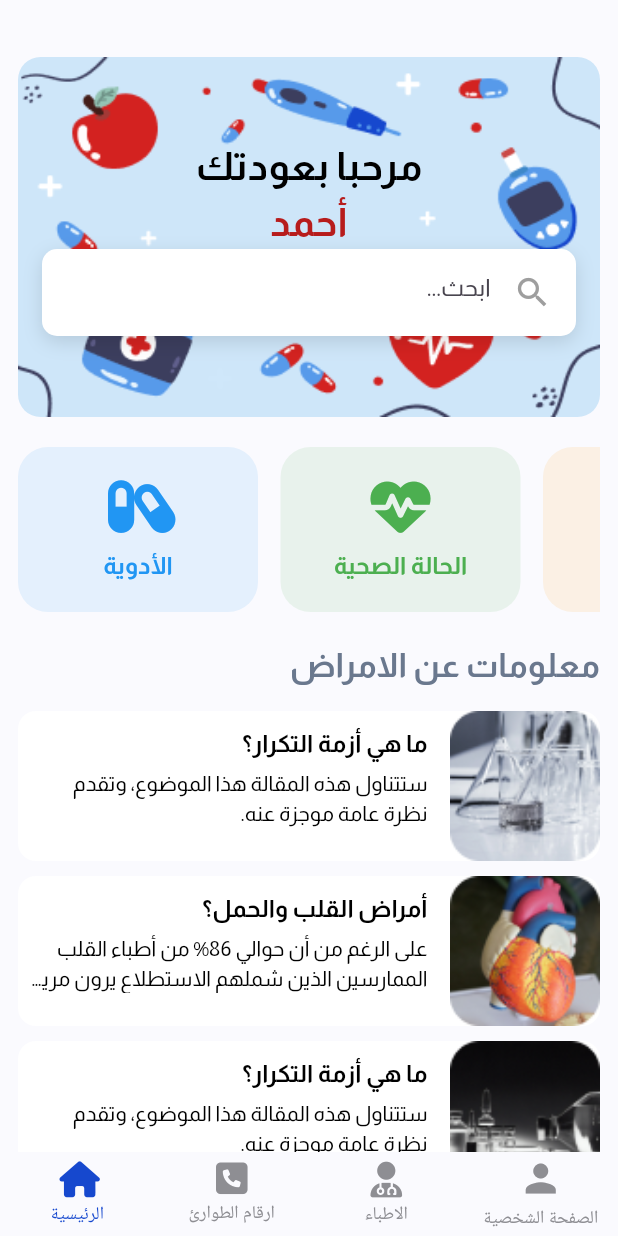
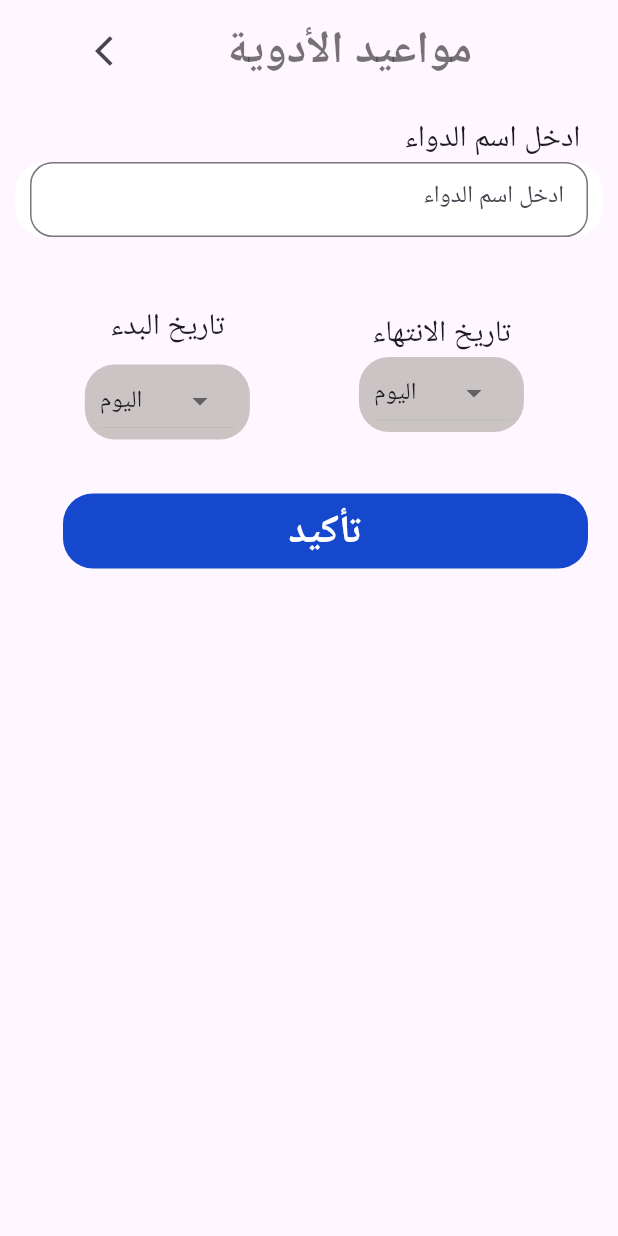
Before and after one commit to ahmedas3d/Elderly-Care-App, a Flutter app: the screen it shows after launch, after a tap on "الأدوية", on a phone screen of 412 x 824 dp. Run offline on Flutter 3.47's test engine with Material 3 defaults, Android fonts, the phone set to English and light mode, and no system bars; drawn by our look-alikes of persistent_bottom_nav_bar_v2; our stand-ins replace flutter_svg, font_awesome_flutter; Roboto replaces fonts that are missing (Cairo, cairo).

```diff
--- a/lib/HomePage/screens/home_page.dart
+++ b/lib/HomePage/screens/home_page.dart
@@ -5,6 +5,7 @@ import 'package:care_app/core/utils/colors.dart';
 import 'package:flutter/material.dart';
 import 'package:font_awesome_flutter/font_awesome_flutter.dart';
 
+import '../../TimeforMedicine/Time for Medicine.dart';
 import '../../carestate/screens/carestate.dart';
 
 class HomePage extends StatelessWidget {
@@ -62,7 +63,12 @@ class HomePage extends StatelessWidget {
                     title: 'الأدوية',
                     icon: FontAwesomeIcons.capsules,
                     color: Colors.blue,
-                    onTap: () {},
+                    onTap: () {
+                      Navigator.push(context,
+                          MaterialPageRoute(builder: (context) {
+                        return const MedicationScheduler();
+                      }));
+                    },
                   ),
                   ServiceModel(
                     title: 'الحالة الصحية',
--- /dev/null
+++ b/lib/TimeforMedicine/Time for Medicine.dart
@@ -0,0 +1,183 @@
+import 'package:flutter/material.dart';
+
+class MedicationScheduler extends StatefulWidget {
+  const MedicationScheduler({super.key});
+
+  @override
+  State<MedicationScheduler> createState() => _MedicationSchedulerState();
+}
+
+class _MedicationSchedulerState extends State<MedicationScheduler> {
+  String? startday = 'اليوم';
+  String? endday = 'اليوم';
+
+  @override
+  Widget build(BuildContext context) {
+    return Scaffold(
+        body: SafeArea(
+            child: Column(
+      crossAxisAlignment: CrossAxisAlignment.end,
+      children: [
+        const SizedBox(height: 10),
+        Row(
+          mainAxisAlignment: MainAxisAlignment.spaceBetween,
+          children: [
+            const SizedBox(width: 23),
+            Expanded(
+              flex: 2,
+              child: IconButton(
+                  onPressed: () {
+                    Navigator.pop(context);
+                  },
+                  icon: const Icon(Icons.arrow_back_ios)),
+            ),
+            const SizedBox(width: 23),
+            const Expanded(
+              flex: 5,
+              child: Text(
+                'مواعيد الأدوية',
+                style: TextStyle(
+                  fontSize: 30,
+                  fontFamily: 'Cairo',
+                  fontWeight: FontWeight.bold,
+                  color: Colors.black54,
+                ),
+              ),
+            ),
+          ],
+        ),
+        const SizedBox(height: 20),
+        // Medication Name Input
+        const Padding(
+          padding: EdgeInsets.symmetric(horizontal: 25),
+          child: Text(
+            "ادخل اسم الدواء",
+            style: TextStyle(fontSize: 20),
+          ),
+        ),
+        Container(
+          height: 50,
+          margin: const EdgeInsets.symmetric(horizontal: 10),
+          padding: const EdgeInsets.symmetric(horizontal: 10),
+          decoration: BoxDecoration(
+            color: Colors.white,
+            borderRadius: BorderRadius.circular(20),
+          ),
+          child: TextField(
+            textAlign: TextAlign.right,
+            decoration: InputDecoration(
+              border: OutlineInputBorder(
+                borderRadius: BorderRadius.circular(15),
+              ),
+              hintText: 'ادخل اسم الدواء',
+            ),
+          ),
+        ),
+        const SizedBox(height: 45),
+        Row(
+          mainAxisAlignment: MainAxisAlignment.spaceEvenly,
+          children: [
+            Column(
+              children: [
+                const Padding(
+                  padding: const EdgeInsets.symmetric(horizontal: 25),
+                  child: Text(
+                    "تاريخ البدء",
+                    style: TextStyle(fontSize: 20),
+                  ),
+                ),
+                const SizedBox(height: 10),
+                Container(
+                  width: 110,
+                  height: 50,
+                  margin: const EdgeInsets.symmetric(horizontal: 10),
+                  padding: const EdgeInsets.symmetric(horizontal: 10),
+                  decoration: BoxDecoration(
+                    color: const Color.fromARGB(255, 202, 196, 196),
+                    borderRadius: BorderRadius.circular(20),
+                  ),
+                  child: DropdownButton<String>(
+                    value: startday,
+                    onChanged: (String? newValue) {
+                      setState(() {
+                        startday = newValue;
+                      });
+                    },
+                    items: <String>['اليوم', 'غداً', 'تاريخ آخر']
+                        .map<DropdownMenuItem<String>>((String value) {
+                      return DropdownMenuItem<String>(
+                        value: value,
+                        child: Text(value),
+                      );
+                    }).toList(),
+                  ),
+                ),
+              ],
+            ),
+            Column(
+              children: [
+                const Padding(
+                  padding: EdgeInsets.symmetric(horizontal: 25),
+                  child: Text(
+                    "تاريخ الانتهاء",
+                    style: TextStyle(fontSize: 20),
+                  ),
+                ),
+                Container(
+                  width: 110,
+                  height: 50,
+                  margin: const EdgeInsets.symmetric(horizontal: 10),
+                  padding: const EdgeInsets.symmetric(horizontal: 10),
+                  decoration: BoxDecoration(
+                    color: const Color.fromARGB(255, 202, 196, 196),
+                    borderRadius: BorderRadius.circular(20),
+                  ),
+                  child: DropdownButton<String>(
+                    value: endday,
+                    onChanged: (String? newValue) {
+                      setState(() {
+                        endday = newValue;
+                      });
+                    },
+                    items: <String>['اليوم', 'غداً', 'تاريخ آخر']
+                        .map<DropdownMenuItem<String>>((String value) {
+                      return DropdownMenuItem<String>(
+                        value: value,
+                        child: Text(value),
+                      );
+                    }).toList(),
+                  ),
+                ),
+              ],
+            ),
+          ],
+        ),
+        const SizedBox(height: 36),
+        GestureDetector(
+          onTap: () {
+            // Handle the action for confirmation
+          },
+          child: Padding(
+            padding: const EdgeInsets.only(right: 20),
+            child: Container(
+              height: 50,
+              width: 350,
+              alignment: Alignment.center,
+              decoration: BoxDecoration(
+                color: const Color.fromARGB(255, 22, 72, 206),
+                borderRadius: BorderRadius.circular(20),
+              ),
+              child: const Text('تأكيد',
+                  style: TextStyle(
+                    fontSize: 26,
+                    fontFamily: 'cairo',
+                    fontWeight: FontWeight.bold,
+                    color: Colors.white,
+                  )),
+            ),
+          ),
+        ),
+      ],
+    )));
+  }
+}
```
Also changed, not shown: pubspec.yaml (+5 -11 lines), pubspec.lock, 1 other file.
